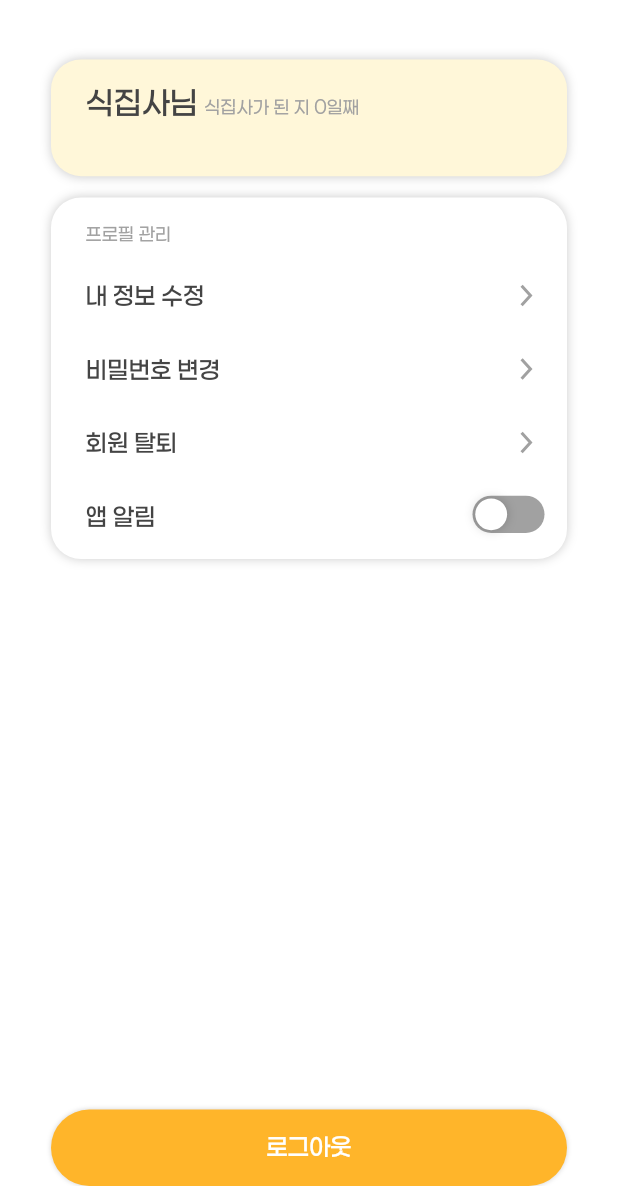
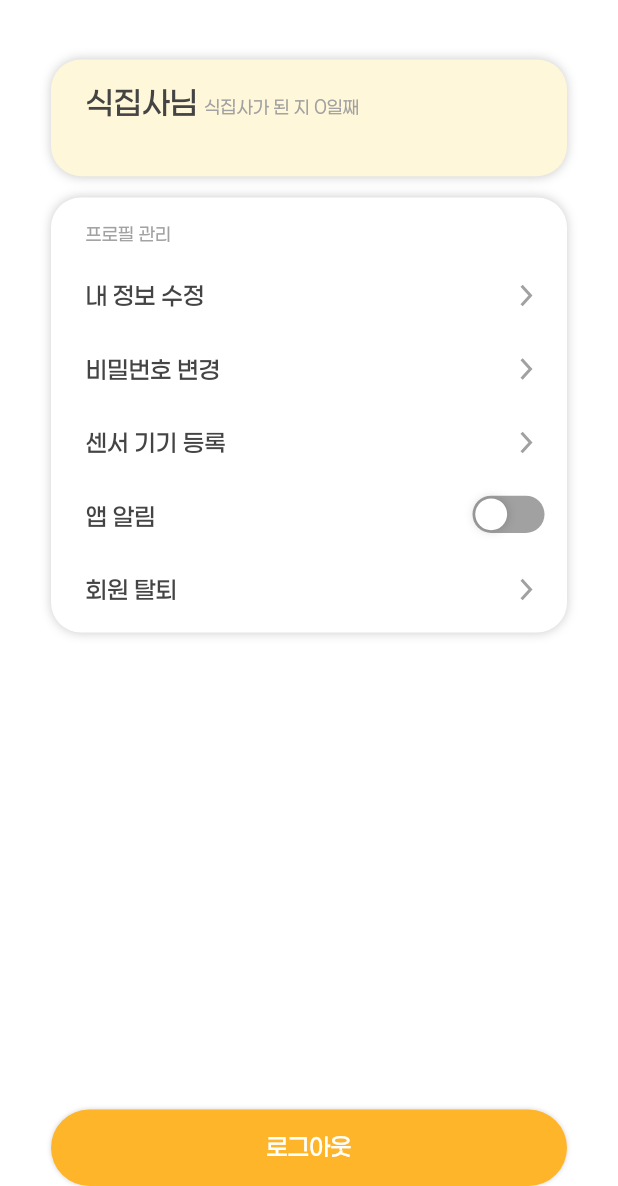
Before and after one commit to YuEngMe/Leafie, a Flutter app: the MyPageScreen screen opened directly, on a phone screen of 412 x 824 dp, the part 50-1236 px from its top. Run offline on Flutter 3.47's test engine with Material 3 defaults, Android fonts, the phone set to English and light mode, and no system bars; our stand-ins replace camera, flutter_dotenv, flutter_svg, image_picker, supabase_flutter; accounts and stored records are empty; project files that could hold a hidden picture were left out.

Commit message:
feat(frontend): 마이페이지에 센서 기기 등록 메뉴를 시안대로 추가한다
- 시안(4534:3044) 메뉴 순서에 맞춰 '비밀번호 변경'과 '앱 알림' 사이에 '센서 기기 등록' 행 추가(메뉴 카드 5행, 높이 +49)
- 등록 플로우·백엔드는 센서 담당(#52)이 미확정이라 탭하면 '곧 제공돼요' 토스트로 막아 둠(핸들러만 나중에 연결)
- 좌표 검증 테스트와 골든 2종(my_page_402, mypage_cards_384) 갱신
- TODOLIST에 센서 등록 선반영 방침 기록

Co-Authored-By: Claude Opus 4.8 <noreply@anthropic.com>
Claude-Session: https://claude.ai/code/session_016cEZaxycdvPC2U1fgjug9F

```diff
--- a/frontend/lib/widgets/mypage_cards.dart
+++ b/frontend/lib/widgets/mypage_cards.dart
@@ -82,12 +82,14 @@ class ProfileMenuCard extends StatelessWidget {
     super.key,
     required this.onEditProfile,
     required this.onChangePassword,
+    required this.onRegisterSensor,
     required this.onWithdraw,
     required this.notificationsEnabled,
     required this.onNotificationsChanged,
   });
 
-  static const double height = 241;
+  // 시안(4534:3044)은 5행: 내 정보 수정·비밀번호 변경·센서 기기 등록·앱 알림·회원 탈퇴.
+  static const double height = 241 + _rowGap;
 
   /// 첫 행 텍스트 baseline(2353:697 y=53.762)과 행 간격(49px).
   static const double _firstRowTop = 53.762;
@@ -96,6 +98,7 @@ class ProfileMenuCard extends StatelessWidget {
 
   final VoidCallback onEditProfile;
   final VoidCallback onChangePassword;
+  final VoidCallback onRegisterSensor;
   final VoidCallback onWithdraw;
   final bool notificationsEnabled;
   final ValueChanged<bool> onNotificationsChanged;
@@ -129,17 +132,18 @@ class ProfileMenuCard extends StatelessWidget {
           ),
           _MenuRow(
             top: _firstRowTop + _rowGap * 2,
-            label: '회원 탈퇴',
-            onTap: onWithdraw,
+            label: '센서 기기 등록',
+            onTap: onRegisterSensor,
           ),
-          // 마지막 행은 꺾쇠 대신 토글이라 별도로 그린다.
+          // 앱 알림 행은 꺾쇠 대신 토글이라 별도로 그린다.
           Positioned(
             left: 23,
             top: _firstRowTop + _rowGap * 3,
             height: _rowTextHeight,
             child: const Text('앱 알림', style: kBodyStyle),
           ),
-          // 2353:706 x=281 y=198.762, 토글 높이 24.923.
+          // 2353:706 x=281 y=198.762, 토글 높이 24.923. 앱 알림은 여전히 4번째
+          // 행(_rowGap*3)이라 위치가 그대로다. 센서 등록은 그 위(row 2)에 들어간다.
           Positioned(
             left: 281,
             top: 198.762 - (48 - FigmaToggleSwitch.trackSize.height) / 2,
@@ -147,6 +151,11 @@ class ProfileMenuCard extends StatelessWidget {
               value: notificationsEnabled,
               onChanged: onNotificationsChanged,
             ),
+          ),
+          _MenuRow(
+            top: _firstRowTop + _rowGap * 4,
+            label: '회원 탈퇴',
+            onTap: onWithdraw,
           ),
         ],
       ),
```
Also changed, not shown: frontend/lib/screens/my_page_screen.dart (+12 -0 lines), 5 other files.
